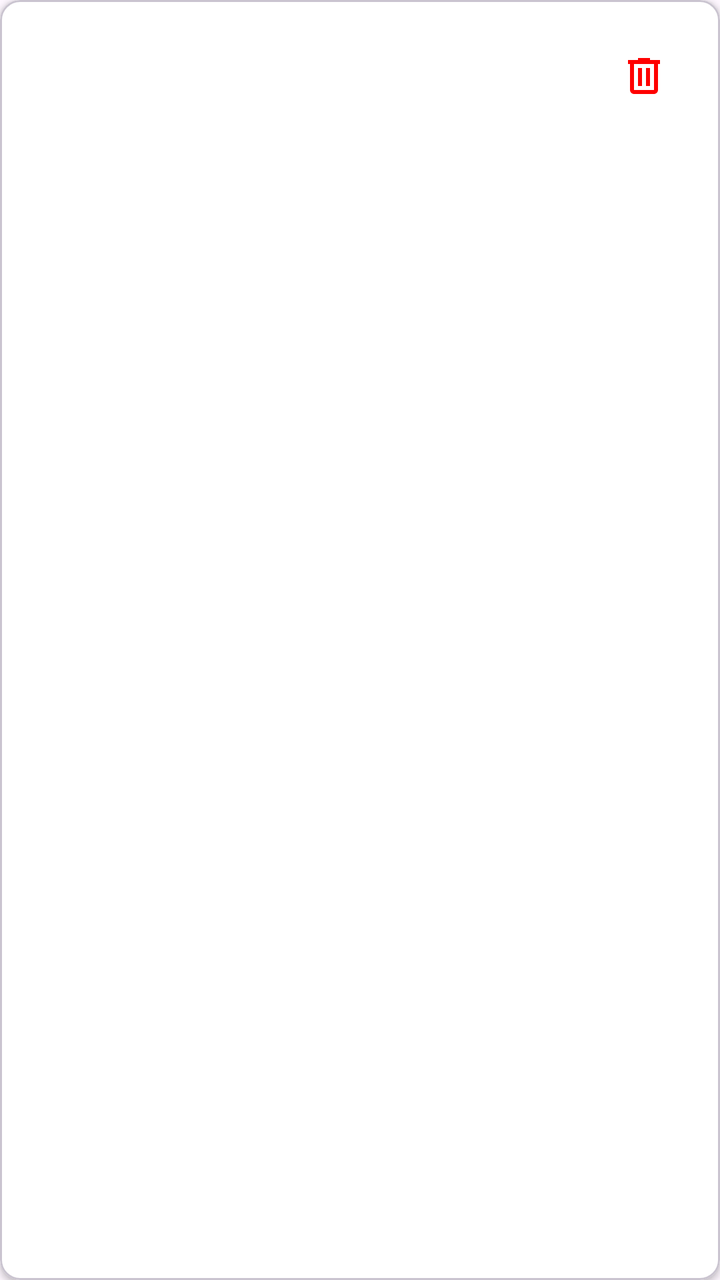
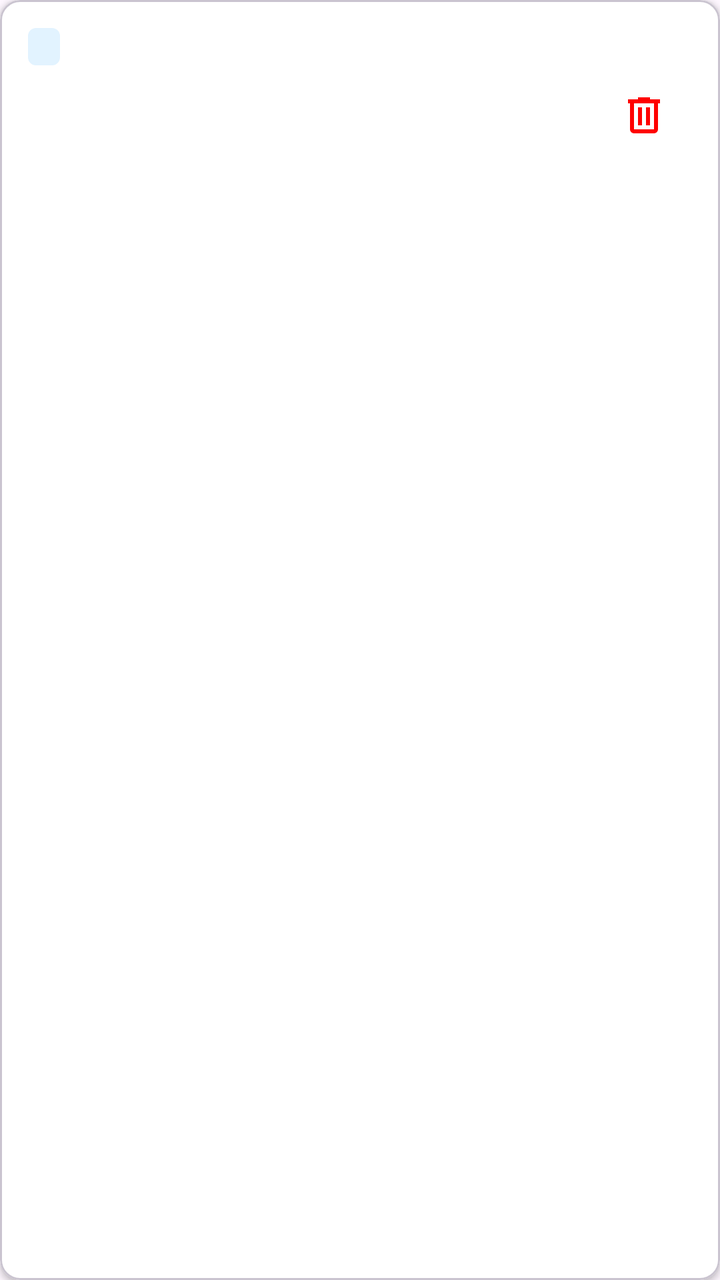

Screens rendered from an Android XML layout before and after an edit, with the pre-edit source and the edit as a unified diff.
<!-- AndroidManifest.xml: application theme Theme.Projek_Raymond -->
<!-- res/layout/item_note.xml -->
<?xml version="1.0" encoding="utf-8"?>
<com.google.android.material.card.MaterialCardView
    xmlns:android="http://schemas.android.com/apk/res/android"
    xmlns:app="http://schemas.android.com/apk/res-auto"
    android:layout_width="match_parent"
    android:layout_height="wrap_content"
    android:layout_marginHorizontal="6dp"
    android:layout_marginVertical="4dp"
    app:cardCornerRadius="10dp"
    app:cardElevation="2dp"
    app:cardBackgroundColor="@color/white">

    <LinearLayout
        android:layout_width="match_parent"
        android:layout_height="wrap_content"
        android:orientation="horizontal"
        android:gravity="center_vertical"
        android:padding="14dp">

        <LinearLayout
            android:layout_width="0dp"
            android:layout_height="wrap_content"
            android:layout_weight="1"
            android:orientation="vertical">

            <TextView
                android:id="@+id/tvTitle"
                android:layout_width="match_parent"
                android:layout_height="wrap_content"
                android:textStyle="bold"
                android:textColor="@color/black"
                android:textSize="16sp" />

            <TextView
                android:id="@+id/tvContent"
                android:layout_width="match_parent"
                android:layout_height="wrap_content"
                android:textColor="#555555"
                android:layout_marginTop="4dp" />
        </LinearLayout>

        <ImageView
            android:id="@+id/btnDelete"
            android:layout_width="48dp"
            android:layout_height="48dp"
            android:padding="12dp"
            android:src="@drawable/ic_delete"
            android:contentDescription="Hapus catatan" />

    </LinearLayout>

</com.google.android.material.card.MaterialCardView>
<!-- resources referenced by this layout -->
<resources>
  <color name="black">#FF000000</color>
  <color name="white">#FFFFFFFF</color>
  <!-- drawable ic_delete (drawable) -->
  <vector xmlns:android="http://schemas.android.com/apk/res/android" android:height="24dp" android:tint="#FF0000" android:viewportHeight="960" android:viewportWidth="960" android:width="24dp">
      <path android:fillColor="#FF0000" android:pathData="M280,840Q247,840 223.5,816.5Q200,793 200,760L200,240L160,240L160,160L360,160L360,120L600,120L600,160L800,160L800,240L760,240L760,760Q760,793 736.5,816.5Q713,840 680,840L280,840ZM680,240L280,240L280,760Q280,760 280,760Q280,760 280,760L680,760Q680,760 680,760Q680,760 680,760L680,240ZM360,680L440,680L440,320L360,320L360,680ZM520,680L600,680L600,320L520,320L520,680ZM280,240L280,240L280,760Q280,760 280,760Q280,760 280,760L280,760Q280,760 280,760Q280,760 280,760L280,240Z"/>
  </vector>
  <style name="Theme.Projek_Raymond" parent="Base.Theme.Projek_Raymond" />
  <style name="Base.Theme.Projek_Raymond" parent="Theme.Material3.DayNight.NoActionBar">
          
          
      </style>
</resources>

<!-- the commit's change to res/layout/item_note.xml (unified diff, before → after) -->
@@ -24,18 +24,52 @@
             android:orientation="vertical">
 
             <TextView
+                android:id="@+id/tvCategory"
+                android:layout_width="wrap_content"
+                android:layout_height="wrap_content"
+                android:background="@drawable/bg_badge_category"
+                android:textSize="11sp"
+                android:textStyle="bold"
+                android:textColor="@color/dark_blue3" />
+
+            <TextView
                 android:id="@+id/tvTitle"
                 android:layout_width="match_parent"
                 android:layout_height="wrap_content"
                 android:textStyle="bold"
                 android:textColor="@color/black"
-                android:textSize="16sp" />
+                android:textSize="16sp"
+                android:layout_marginTop="4dp" />
+
+            <LinearLayout
+                android:layout_width="match_parent"
+                android:layout_height="wrap_content"
+                android:orientation="horizontal"
+                android:layout_marginTop="4dp">
+
+                <TextView
+                    android:id="@+id/tvPrice"
+                    android:layout_width="wrap_content"
+                    android:layout_height="wrap_content"
+                    android:textColor="@color/dark_blue1"
+                    android:textSize="13sp"
+                    android:textStyle="bold"
+                    android:layout_marginEnd="12dp" />
+
+                <TextView
+                    android:id="@+id/tvQuantity"
+                    android:layout_width="wrap_content"
+                    android:layout_height="wrap_content"
+                    android:textColor="#666666"
+                    android:textSize="13sp" />
+            </LinearLayout>
 
             <TextView
                 android:id="@+id/tvContent"
                 android:layout_width="match_parent"
                 android:layout_height="wrap_content"
                 android:textColor="#555555"
+                android:textSize="13sp"
                 android:layout_marginTop="4dp" />
         </LinearLayout>
 
<!-- resource entries referenced after the edit -->
@@ -1,12 +1,27 @@
 <!-- resources referenced by this layout -->
 <resources>
   <color name="black">#FF000000</color>
+  <color name="dark_blue1">#0068C2</color>
+  <color name="dark_blue3">#004E98</color>
   <color name="white">#FFFFFFFF</color>
+  <!-- drawable bg_badge_category (drawable) -->
+  <?xml version="1.0" encoding="utf-8"?>
+  <shape xmlns:android="http://schemas.android.com/apk/res/android"
+      android:shape="rectangle">
+      <solid android:color="@color/light_white_menu" />
+      <corners android:radius="4dp" />
+      <padding
+          android:left="8dp"
+          android:top="2dp"
+          android:right="8dp"
+          android:bottom="2dp" />
+  </shape>
   <!-- drawable ic_delete (drawable) -->
   <vector xmlns:android="http://schemas.android.com/apk/res/android" android:height="24dp" android:tint="#FF0000" android:viewportHeight="960" android:viewportWidth="960" android:width="24dp">
       <path android:fillColor="#FF0000" android:pathData="M280,840Q247,840 223.5,816.5Q200,793 200,760L200,240L160,240L160,160L360,160L360,120L600,120L600,160L800,160L800,240L760,240L760,760Q760,793 736.5,816.5Q713,840 680,840L280,840ZM680,240L280,240L280,760Q280,760 280,760Q280,760 280,760L680,760Q680,760 680,760Q680,760 680,760L680,240ZM360,680L440,680L440,320L360,320L360,680ZM520,680L600,680L600,320L520,320L520,680ZM280,240L280,240L280,760Q280,760 280,760Q280,760 280,760L280,760Q280,760 280,760Q280,760 280,760L280,240Z"/>
   </vector>
   <style name="Theme.Projek_Raymond" parent="Base.Theme.Projek_Raymond" />
+  <color name="light_white_menu">#E2F3FF</color>
   <style name="Base.Theme.Projek_Raymond" parent="Theme.Material3.DayNight.NoActionBar">
           
           
